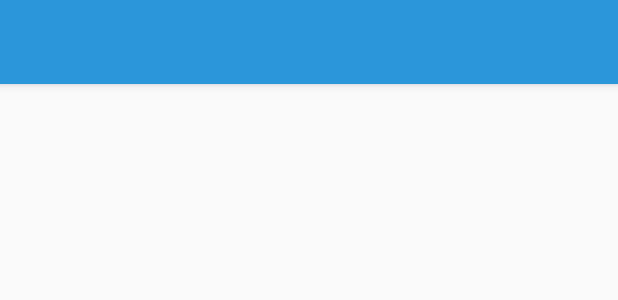
After one commit to Larcos64/brainmher-app, an Android app: the layout activity_navigation_options.xml on its own in the app's theme, with its tools: preview values and no code run, on a phone screen of 412 x 824 dp. The commit adds this screen. Shown: the top 300 px of the screen. Run offline under Robolectric (Android 15) with nearby library versions, the phone set to English and light mode, and no system bars.

Commit message:
Progress in navigation drawer

```diff
--- /dev/null
+++ b/app/src/main/java/com/uan/brainmher/fragments/general/ProfileFragment.java
@@ -0,0 +1,6 @@
+package com.uan.brainmher.fragments.general;
+
+import androidx.fragment.app.Fragment;
+
+public class ProfileFragment extends Fragment {
+}
--- /dev/null
+++ b/app/src/main/res/layout/activity_navigation_options.xml
@@ -0,0 +1,36 @@
+<?xml version="1.0" encoding="utf-8"?>
+<androidx.coordinatorlayout.widget.CoordinatorLayout xmlns:android="http://schemas.android.com/apk/res/android"
+    xmlns:app="http://schemas.android.com/apk/res-auto"
+    xmlns:tools="http://schemas.android.com/tools"
+    android:layout_width="match_parent"
+    android:layout_height="match_parent"
+    tools:context=".ui.NavigationOptions">
+
+    <RelativeLayout
+        android:layout_width="match_parent"
+        android:layout_height="match_parent">
+
+        <com.google.android.material.appbar.AppBarLayout
+            android:id="@+id/app_bar_no"
+            android:layout_width="match_parent"
+            android:layout_height="wrap_content">
+
+            <com.google.android.material.appbar.MaterialToolbar
+                android:id="@+id/toolbar_navigation_option"
+                android:layout_width="match_parent"
+                android:layout_height="?attr/actionBarSize"
+                app:layout_collapseMode="pin"
+                style="@style/StyleToolbarPrimary"/>
+        </com.google.android.material.appbar.AppBarLayout>
+
+
+        <FrameLayout
+            android:id="@+id/content_navigation_option"
+            android:layout_width="match_parent"
+            android:layout_height="match_parent"
+            android:layout_below="@id/app_bar_no"
+            android:layout_alignParentStart="true"></FrameLayout>
+
+    </RelativeLayout>
+
+</androidx.coordinatorlayout.widget.CoordinatorLayout>
--- a/app/src/main/res/values/strings.xml
+++ b/app/src/main/res/values/strings.xml
@@ -33,6 +33,8 @@
     <string name="save">Guardar</string>
     <string name="home">Inicio</string>
     <string name="test">Test</string>
+    <string name="drawer_open">Open</string>
+    <string name="drawer_close">Close</string>
 
     <string name="info">Información</string>
     <string name="emergency">Emergencias</string>
```
Also changed, not shown: app/src/main/java/com/uan/brainmher/ui/NavigationOptions.java (added, +66 -0 lines), app/src/main/java/com/uan/brainmher/ui/carer/MainCarer.java (+74 -1 lines).
